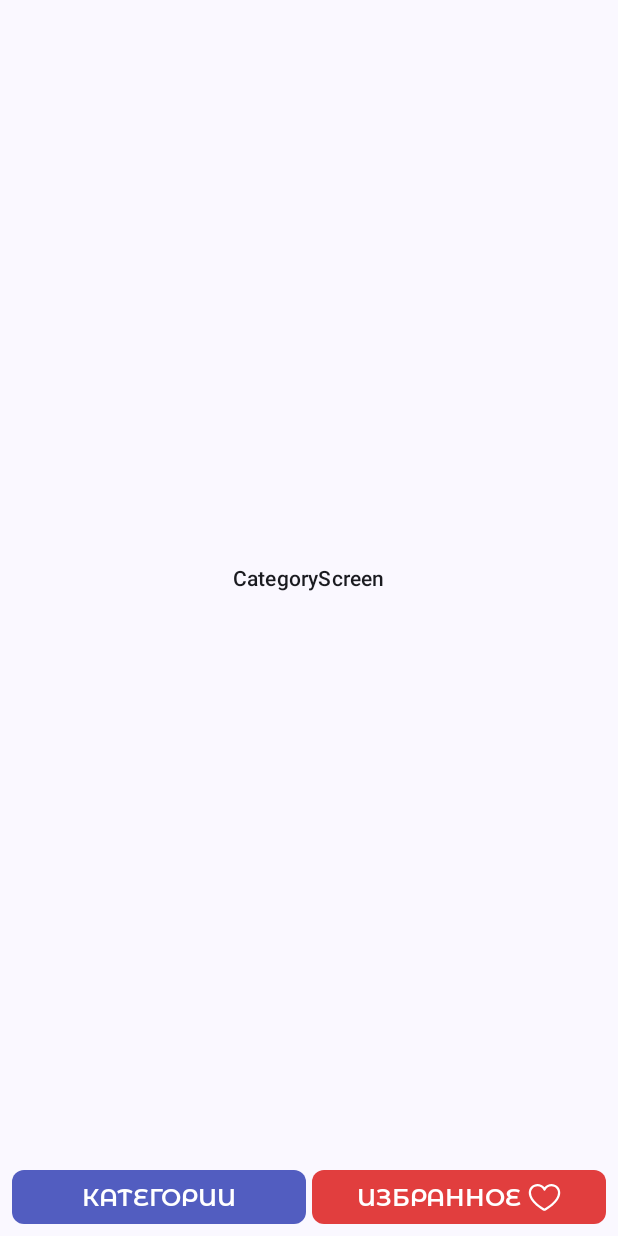
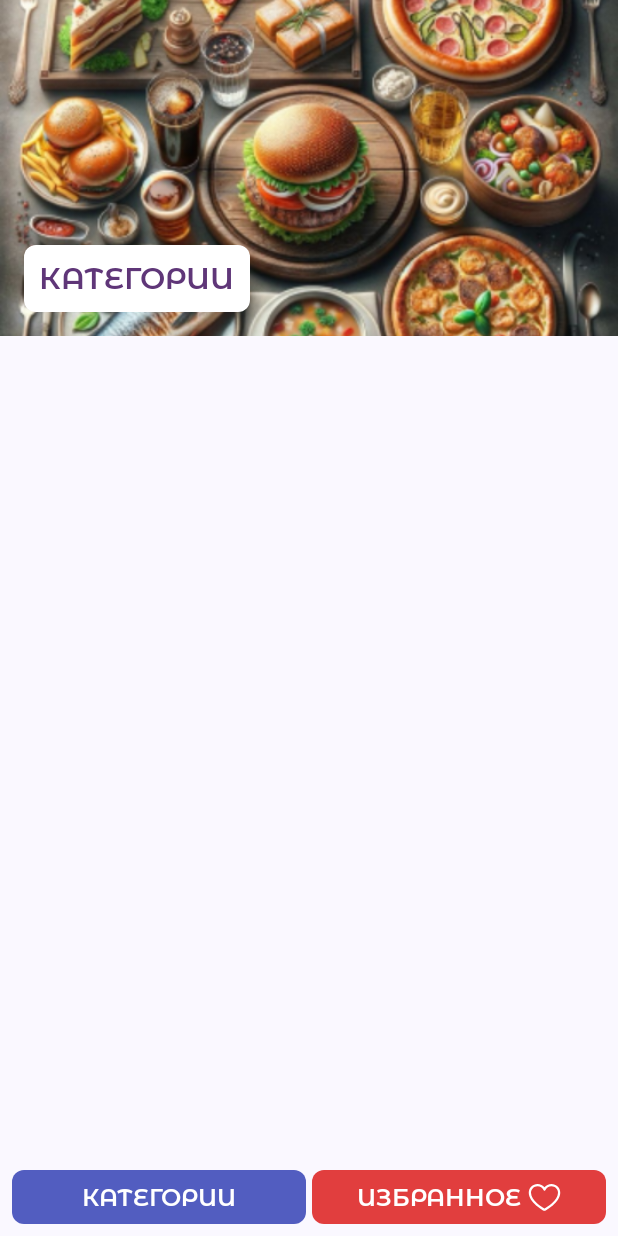
Before and after one commit to AndrewSolodovnikov/RecipeComposeApp, an Android app built with Jetpack Compose: the screen it shows after launch (MainActivity), on a phone screen of 412 x 824 dp. Run offline under Robolectric (Android 15) with nearby library versions, the phone set to English and light mode, and no system bars.

Commit message:
RCA-09 начальная верстка экрана категории

```diff
--- a/app/src/main/java/com/sol/recipecomposeapp/RecipesApp.kt
+++ b/app/src/main/java/com/sol/recipecomposeapp/RecipesApp.kt
@@ -15,6 +15,7 @@ import androidx.compose.runtime.remember
 import androidx.compose.runtime.setValue
 import androidx.compose.ui.Alignment
 import androidx.compose.ui.Modifier
+import com.sol.recipecomposeapp.ui.categories.CategoriesScreen
 import com.sol.recipecomposeapp.ui.navigation.BottomNavigation
 
 @Composable
@@ -33,24 +34,9 @@ fun RecipeApp() {
         }
     ) { innerPadding ->
         when (currentScreen) {
-            ScreenId.CATEGORIES -> CategoryScreen(innerPadding)
+            ScreenId.CATEGORIES -> CategoriesScreen(innerPadding)
             ScreenId.FAVORITES -> FavoriteScreen(innerPadding)
         }
-    }
-}
-
-@Composable
-fun CategoryScreen(innerPadding: PaddingValues) {
-    Box(
-        modifier = Modifier
-            .fillMaxSize()
-            .padding(innerPadding),
-        contentAlignment = Alignment.Center
-    ) {
-        Text(
-            text = "CategoryScreen",
-            style = MaterialTheme.typography.titleSmall
-        )
     }
 }
 
--- /dev/null
+++ b/app/src/main/java/com/sol/recipecomposeapp/ui/categories/CategoriesScreen.kt
@@ -0,0 +1,28 @@
+package com.sol.recipecomposeapp.ui.categories
+
+import androidx.compose.foundation.layout.Box
+import androidx.compose.foundation.layout.PaddingValues
+import androidx.compose.foundation.layout.fillMaxSize
+import androidx.compose.foundation.layout.padding
+import androidx.compose.runtime.Composable
+import androidx.compose.ui.Alignment
+import androidx.compose.ui.Modifier
+import androidx.compose.ui.res.stringResource
+import com.sol.recipecomposeapp.R
+import com.sol.recipecomposeapp.ui.components.ScreenHeader
+
+@Composable
+fun CategoriesScreen(innerPadding: PaddingValues) {
+    Box(
+        modifier = Modifier
+            .fillMaxSize()
+            .padding(innerPadding),
+        contentAlignment = Alignment.TopCenter
+    ) {
+        ScreenHeader(
+            stringResource(R.string.categories),
+            R.drawable.bcg_categories,
+            stringResource(R.string.categories)
+        )
+    }
+}
--- /dev/null
+++ b/app/src/main/java/com/sol/recipecomposeapp/ui/components/ScreenHeader.kt
@@ -0,0 +1,64 @@
+package com.sol.recipecomposeapp.ui.components
+
+import androidx.compose.foundation.Image
+import androidx.compose.foundation.background
+import androidx.compose.foundation.layout.Box
+import androidx.compose.foundation.layout.fillMaxSize
+import androidx.compose.foundation.layout.fillMaxWidth
+import androidx.compose.foundation.layout.height
+import androidx.compose.foundation.layout.padding
+import androidx.compose.foundation.shape.RoundedCornerShape
+import androidx.compose.material3.Text
+import androidx.compose.runtime.Composable
+import androidx.compose.ui.Alignment
+import androidx.compose.ui.Modifier
+import androidx.compose.ui.draw.clip
+import androidx.compose.ui.graphics.Color
+import androidx.compose.ui.layout.ContentScale
+import androidx.compose.ui.res.painterResource
+import androidx.compose.ui.tooling.preview.Preview
+import androidx.compose.ui.unit.dp
+import com.sol.recipecomposeapp.R
+import com.sol.recipecomposeapp.ui.theme.PrimaryColor
+import com.sol.recipecomposeapp.ui.theme.recipesAppTypography
+
+@Composable
+fun ScreenHeader(title: String, imgResId: Int, imgContentDescription: String) {
+    Box(
+        modifier = Modifier
+            .height(224.dp)
+            .fillMaxWidth()
+    ) {
+        Image(
+            painterResource(imgResId),
+            contentDescription = imgContentDescription,
+            contentScale = ContentScale.Crop,
+            modifier = Modifier
+                .fillMaxSize()
+        )
+        Box(
+            modifier = Modifier
+                .align(Alignment.BottomStart)
+                .padding(16.dp)
+                .clip(RoundedCornerShape(8.dp))
+                .background(Color.White)
+                .padding(10.dp)
+        ) {
+            Text(
+                text = title.uppercase(),
+                style = recipesAppTypography.displayLarge,
+                color = PrimaryColor
+                )
+        }
+    }
+}
+
+@Preview
+@Composable
+fun ScreenHeaderPreview() {
+    ScreenHeader(
+        "Категория",
+        R.drawable.bcg_categories,
+        "Описание категории"
+    )
+}
--- a/app/src/main/res/values/strings.xml
+++ b/app/src/main/res/values/strings.xml
@@ -1,3 +1,4 @@
 <resources>
     <string name="app_name">RecipeComposeApp</string>
+    <string name="categories">Категории</string>
 </resources>
```
Also changed, not shown: app/src/main/res/drawable/bcg_categories.png (added).
